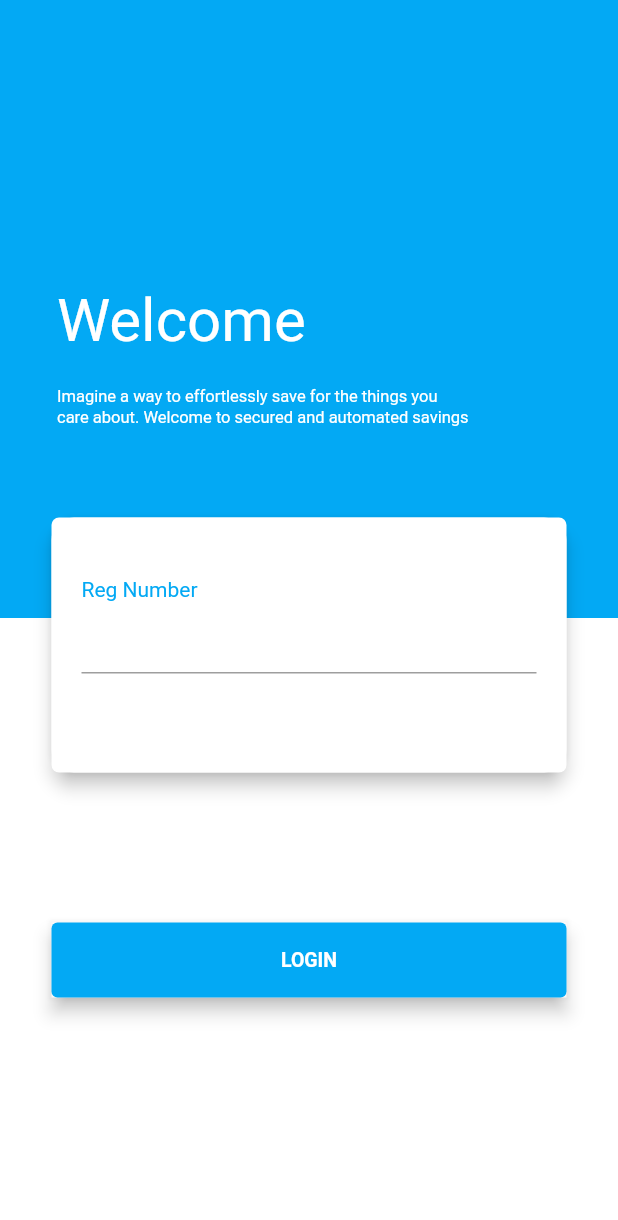
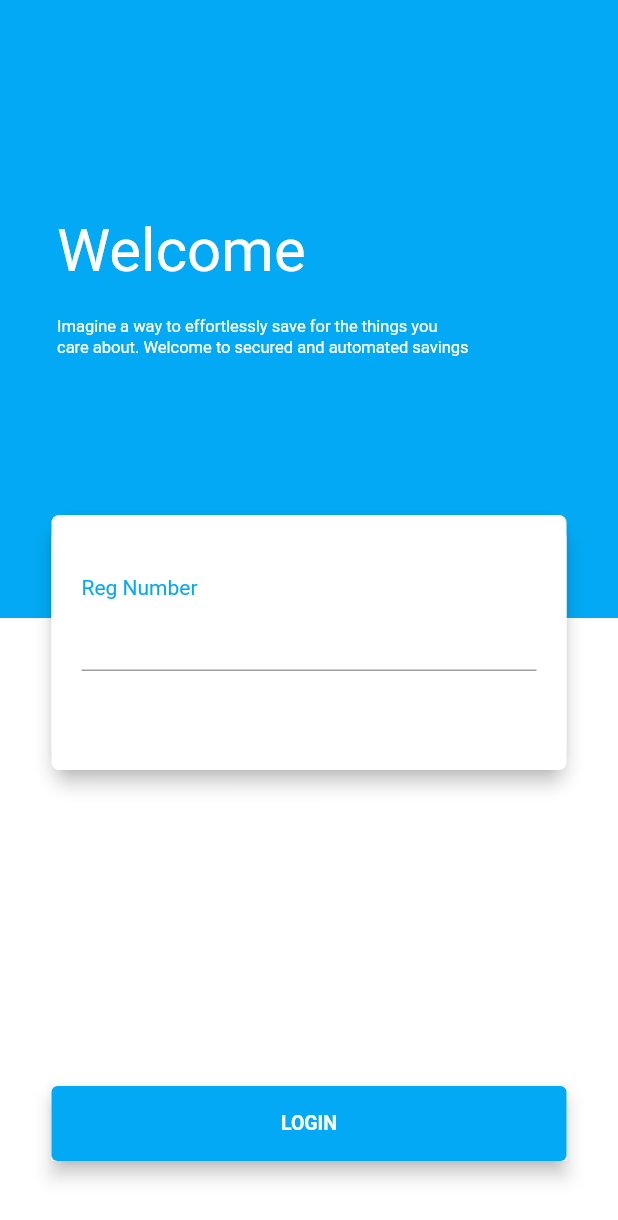
Before and after one commit to chiebuka39/kenya_app, a Flutter app: the screen it shows after launch, on a phone screen of 412 x 824 dp. Shown: the top 1220 px of the screen. Run offline on Flutter 3.47's test engine with Material 2 defaults, Android fonts, the phone set to English and light mode, and no system bars.

Commit message:
refactored thehome screen

```diff
--- a/lib/screens/set_pin.dart
+++ b/lib/screens/set_pin.dart
@@ -1,4 +1,5 @@
 import 'package:flutter/material.dart';
+import 'package:kenya_app/screens/setup_pin.dart';
 import 'package:kenya_app/utils/my_colors.dart';
 import 'package:kenya_app/widgets/custom_button.dart';
 
@@ -45,7 +46,10 @@ class SetPinScreen extends StatelessWidget {
                   textAlign: TextAlign.center,
                 )),
             SizedBox(height: 90,),
-            CustomButton(width: size.width / 1.2, color: primaryColor, buttonText: 'SET YOUR PIN',)
+            InkWell(onTap: (){
+               Navigator.of(context).push(MaterialPageRoute(
+                      builder: (context) => SetUpPinScreen()));
+            } ,child: CustomButton(width: size.width / 1.2, color: primaryColor, buttonText: 'SET YOUR PIN',))
           ],
         ),
       ),
--- a/lib/screens/welcome_page.dart
+++ b/lib/screens/welcome_page.dart
@@ -14,21 +14,26 @@ class _WelcomeScreenState extends State<WelcomeScreen> {
   @override
   Widget build(BuildContext context) {
     size = MediaQuery.of(context).size;
+    double remainingSpace = ((size.width) - (size.width /1.2))/2;
     return Scaffold(
       backgroundColor: Colors.white,
       body: Stack(
+
+        fit: StackFit.loose,
         children: <Widget>[
           Container(
             height: size.height / 2,
             color: primaryColor,
           ),
+
           Column(
             children: <Widget>[
               SizedBox(
-                height: 170,
+                height: size.height * 0.15,
               ),
               Padding(
-                padding: const EdgeInsets.symmetric(horizontal: 38, vertical: 20),
+                padding:
+                    const EdgeInsets.symmetric(horizontal: 38, vertical: 20),
                 child: Column(
                   mainAxisAlignment: MainAxisAlignment.start,
                   children: <Widget>[
@@ -47,16 +52,26 @@ class _WelcomeScreenState extends State<WelcomeScreen> {
                             width: size.width / 1.5,
                             child: Text(
                               'Imagine a way to effortlessly save for the things you care about. Welcome to secured and automated savings',
-                              style: TextStyle(fontSize: 11, color: Colors.white, height: 1.3),
+                              style: TextStyle(
+                                  fontSize: 11,
+                                  color: Colors.white,
+                                  height: 1.3),
                             )),
                       ],
                     )
                   ],
                 ),
               ),
-              SizedBox(
-                height: 40,
+
+
+            ],
           ),
+          Positioned(
+            left: remainingSpace,
+            top: size.height / 2.4,
+            child: Row(
+              children: <Widget>[
+
                 Material(
                   elevation: 5,
                   borderRadius: BorderRadius.circular(15),
@@ -68,34 +83,51 @@ class _WelcomeScreenState extends State<WelcomeScreen> {
                         color: Colors.white,
                         borderRadius: BorderRadius.circular(5.0)),
                     child: Column(
-
                       children: <Widget>[
-                      SizedBox(height: 40,),
+                        SizedBox(
+                          height: 40,
+                        ),
                         Padding(
                           padding: const EdgeInsets.symmetric(horizontal: 20),
                           child: Row(
                             children: <Widget>[
-                            Text('Reg Number', style: TextStyle(color: primaryColor),),
+                              Text(
+                                'Reg Number',
+                                style: TextStyle(color: primaryColor),
+                              ),
                             ],
                           ),
                         ),
                         Padding(
                           padding: const EdgeInsets.symmetric(horizontal: 20),
-                        child: TextField(keyboardType: TextInputType.number,),
+                          child: TextField(
+                            keyboardType: TextInputType.number,
+                          ),
                         ),
                       ],
                     ),
                   ),
                 ),
-              SizedBox(height: 100,),
-              InkWell(
-                onTap: (){
-                  Navigator.of(context).push(MaterialPageRoute(builder: (context) => SetPinScreen(regNum: "21112341123",)));
+
+              ],
+            ),
+          ),
+          Positioned(
+            left: remainingSpace,
+            bottom: 50,
+            child: InkWell(
+                onTap: () {
+                  Navigator.of(context).push(MaterialPageRoute(
+                      builder: (context) => SetPinScreen(
+                            regNum: "21112341123",
+                          )));
                 },
-                child: CustomButton(width: (size.width / 1.2),color: primaryColor, buttonText: 'LOGIN',),
-              )
-            ],
-          )
+                child: CustomButton(
+                  width: (size.width / 1.2),
+                  color: primaryColor,
+                  buttonText: 'LOGIN',
+                ),
+              ),)
         ],
       ),
     );
```
Also changed, not shown: lib/screens/setup_pin.dart (+15 -1 lines). Lines whose indentation alone changed are shown as unchanged.
